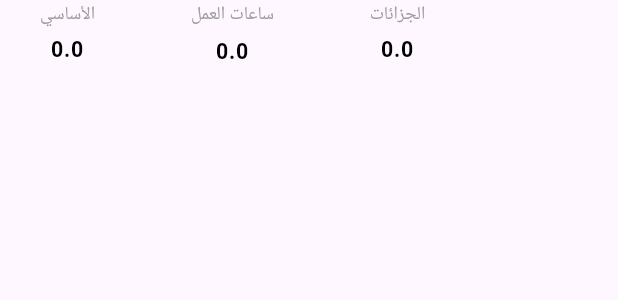
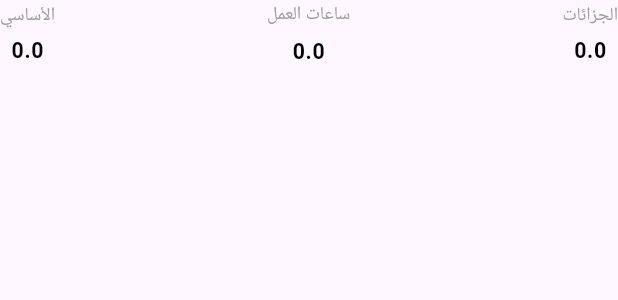
Before and after one commit to Moimen77/Hrx, a Flutter app: the RowSalarySummary widget shown alone on an empty page, opened directly with empty values, on a phone screen of 412 x 824 dp. Shown: the top 300 px of the screen. Run offline on Flutter 3.47's test engine with Material 3 defaults, Android fonts, the phone set to English and light mode, and no system bars; our stand-ins replace app_links, file_picker, firebase_auth, firebase_core, firebase_messaging, flutter_dotenv and 16 more; accounts and stored records are empty; network calls fail; Roboto replaces fonts that are missing (Cairo).

Commit message:
refactor: update layout and improve responsiveness in SalaryScreen and RowSalarySummary
Co-authored-by: Copilot <copilot@github.com>

```diff
--- a/lib/modules/hr/EmployeeSalary/widget/RowSalarySummary.dart
+++ b/lib/modules/hr/EmployeeSalary/widget/RowSalarySummary.dart
@@ -1,5 +1,5 @@
 import 'package:flutter/widgets.dart';
-import 'package:gap/gap.dart';
+
 import 'package:hrx/data/models/EmployeeSalaryResult.dart';
 import 'package:hrx/modules/hr/EmployeeSalary/widget/InfoSalaryitem.dart';
 
@@ -12,13 +12,10 @@ class RowSalarySummary extends StatelessWidget {
     final bool isshifts = salary.salarytype == 'shifts';
     final Salarydetails = salary.salaryDetails;
 
-    return Wrap(
-      spacing: 20,
-      runSpacing: 12,
-      alignment: WrapAlignment.spaceBetween,
+    return Row(
+      mainAxisAlignment: MainAxisAlignment.spaceBetween,
       children: [
         SizedBox(
-          width: 90,
           child: Infosalaryitem(
             label: isshifts ? "سعر الشفت" : "الأساسي",
             value: isshifts
@@ -27,28 +24,22 @@ class RowSalarySummary extends StatelessWidget {
           ),
         ),
         SizedBox(
-          width: 90,
           child: Infosalaryitem(
             label: isshifts ? "ايام الحضور" : "ساعات العمل",
             value: isshifts
                 ? "${(Salarydetails as ShiftSalaryDetails).shiftsCount}"
-                : (Salarydetails as SalaryDetails)
-                    .workedHours
-                    .total
-                    .toStringAsFixed(1),
+                : (Salarydetails as SalaryDetails).workedHours.total
+                      .toStringAsFixed(1),
           ),
         ),
         SizedBox(
-          width: 90,
           child: Infosalaryitem(
             label: "الجزائات",
             value: isshifts
-                ? ((Salarydetails as ShiftSalaryDetails)
-                    .penalties
-                    .toStringAsFixed(1))
-                : ((Salarydetails as SalaryDetails)
-                    .penaltiesAmount
-                    .toStringAsFixed(1)),
+                ? ((Salarydetails as ShiftSalaryDetails).penalties
+                      .toStringAsFixed(1))
+                : ((Salarydetails as SalaryDetails).penaltiesAmount
+                      .toStringAsFixed(1)),
           ),
         ),
       ],
```
Also changed, not shown: lib/modules/hr/EmployeeSalary/view/EmployeeSalaryView.dart (+22 -12 lines).
